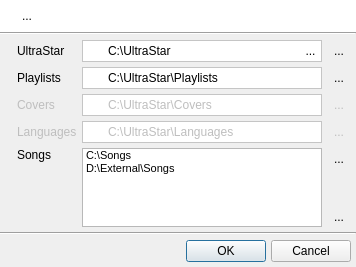
First picture: the form in src/preferences/QUPathsDialog.ui, repository UltraStar-Deluxe/UltraStar-Manager, before the edit.
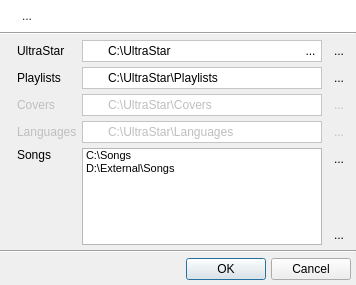
Second picture: the form after the edit. Icons and pictures are not drawn.

Commit message: Adjusted colors of widgets to be usable in OS dark mode.

```diff
--- a/src/preferences/QUPathsDialog.ui
+++ b/src/preferences/QUPathsDialog.ui
@@ -7,7 +7,7 @@
     <x>0</x>
     <y>0</y>
     <width>356</width>
-    <height>267</height>
+    <height>285</height>
    </rect>
   </property>
   <property name="windowTitle">
@@ -38,6 +38,15 @@
      <property name="palette">
       <palette>
        <active>
+        <colorrole role="WindowText">
+         <brush brushstyle="SolidPattern">
+          <color alpha="216">
+           <red>0</red>
+           <green>0</green>
+           <blue>0</blue>
+          </color>
+         </brush>
+        </colorrole>
         <colorrole role="Base">
          <brush brushstyle="SolidPattern">
           <color alpha="255">
@@ -58,6 +67,15 @@
         </colorrole>
        </active>
        <inactive>
+        <colorrole role="WindowText">
+         <brush brushstyle="SolidPattern">
+          <color alpha="216">
+           <red>0</red>
+           <green>0</green>
+           <blue>0</blue>
+          </color>
+         </brush>
+        </colorrole>
         <colorrole role="Base">
          <brush brushstyle="SolidPattern">
           <color alpha="255">
@@ -78,6 +96,15 @@
         </colorrole>
        </inactive>
        <disabled>
+        <colorrole role="WindowText">
+         <brush brushstyle="SolidPattern">
+          <color alpha="63">
+           <red>0</red>
+           <green>0</green>
+           <blue>0</blue>
+          </color>
+         </brush>
+        </colorrole>
         <colorrole role="Base">
          <brush brushstyle="SolidPattern">
           <color alpha="255">
```
The commit also changes 16 other files.
